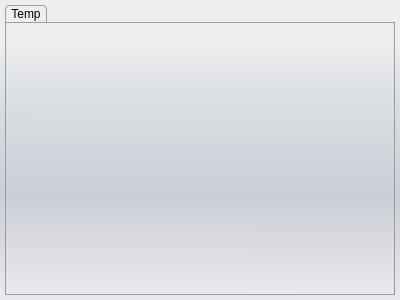
realXtend/tundra, file UiModule/ui/SettingsWidget.ui: the form before one commit.
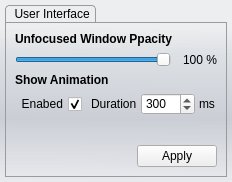
The form after the commit.

Commit message: UI Candy: * New default settings tab for User Interface * Can adjust the transparency of unfocused windows in scene * Can adjust show fade in animation duration in milliseconds, also for convenience a checkbox if animations are enabled * Set new values to what you like and hit apply. Results will be immediate.

Patch:
```diff
--- a/UiModule/ui/SettingsWidget.ui
+++ b/UiModule/ui/SettingsWidget.ui
@@ -6,8 +6,8 @@
    <rect>
     <x>0</x>
     <y>0</y>
-    <width>400</width>
-    <height>300</height>
+    <width>215</width>
+    <height>182</height>
    </rect>
   </property>
   <property name="windowTitle">
@@ -106,8 +106,181 @@
         </property>
         <widget class="QWidget" name="tab">
          <attribute name="title">
-          <string>Temp</string>
+          <string> User Interface</string>
          </attribute>
+         <layout class="QVBoxLayout" name="verticalLayout_3">
+          <item>
+           <widget class="QLabel" name="label">
+            <property name="font">
+             <font>
+              <weight>75</weight>
+              <bold>true</bold>
+             </font>
+            </property>
+            <property name="text">
+             <string>Unfocused Window Ppacity</string>
+            </property>
+           </widget>
+          </item>
+          <item>
+           <layout class="QHBoxLayout" name="horizontalLayout">
+            <item>
+             <widget class="QSlider" name="opacitySlider">
+              <property name="maximum">
+               <number>100</number>
+              </property>
+              <property name="value">
+               <number>100</number>
+              </property>
+              <property name="orientation">
+               <enum>Qt::Horizontal</enum>
+              </property>
+              <property name="tickPosition">
+               <enum>QSlider::NoTicks</enum>
+              </property>
+              <property name="tickInterval">
+               <number>1</number>
+              </property>
+             </widget>
+            </item>
+            <item>
+             <widget class="QLabel" name="opacityValueLabel">
+              <property name="minimumSize">
+               <size>
+                <width>40</width>
+                <height>0</height>
+               </size>
+              </property>
+              <property name="text">
+               <string>100 %</string>
+              </property>
+              <property name="alignment">
+               <set>Qt::AlignRight|Qt::AlignTrailing|Qt::AlignVCenter</set>
+              </property>
+             </widget>
+            </item>
+           </layout>
+          </item>
+          <item>
+           <widget class="QLabel" name="label_3">
+            <property name="font">
+             <font>
+              <weight>75</weight>
+              <bold>true</bold>
+             </font>
+            </property>
+            <property name="text">
+             <string>Show Animation</string>
+            </property>
+           </widget>
+          </item>
+          <item>
+           <layout class="QHBoxLayout" name="horizontalLayout_4"/>
+          </item>
+          <item>
+           <layout class="QHBoxLayout" name="horizontalLayout_2">
+            <property name="spacing">
+             <number>4</number>
+            </property>
+            <item>
+             <widget class="QCheckBox" name="animationEnabledCheckBox">
+              <property name="sizePolicy">
+               <sizepolicy hsizetype="Minimum" vsizetype="Preferred">
+                <horstretch>0</horstretch>
+                <verstretch>0</verstretch>
+               </sizepolicy>
+              </property>
+              <property name="layoutDirection">
+               <enum>Qt::RightToLeft</enum>
+              </property>
+              <property name="text">
+               <string>Enabed</string>
+              </property>
+              <property name="checked">
+               <bool>true</bool>
+              </property>
+             </widget>
+            </item>
+            <item>
+             <widget class="QLabel" name="label_2">
+              <property name="text">
+               <string>Duration</string>
+              </property>
+              <property name="indent">
+               <number>5</number>
+              </property>
+             </widget>
+            </item>
+            <item>
+             <widget class="QSpinBox" name="showAnimationSpinBox">
+              <property name="maximum">
+               <number>5000</number>
+              </property>
+              <property name="value">
+               <number>300</number>
+              </property>
+             </widget>
+            </item>
+            <item>
+             <widget class="QLabel" name="label_4">
+              <property name="text">
+               <string>ms</string>
+              </property>
+             </widget>
+            </item>
+            <item>
+             <spacer name="horizontalSpacer">
+              <property name="orientation">
+               <enum>Qt::Horizontal</enum>
+              </property>
+              <property name="sizeHint" stdset="0">
+               <size>
+                <width>40</width>
+                <height>20</height>
+               </size>
+              </property>
+             </spacer>
+            </item>
+           </layout>
+          </item>
+          <item>
+           <spacer name="verticalSpacer">
+            <property name="orientation">
+             <enum>Qt::Vertical</enum>
+            </property>
+            <property name="sizeHint" stdset="0">
+             <size>
+              <width>20</width>
+              <height>40</height>
+             </size>
+            </property>
+           </spacer>
+          </item>
+          <item>
+           <layout class="QHBoxLayout" name="horizontalLayout_3">
+            <item>
+             <spacer name="horizontalSpacer_2">
+              <property name="orientation">
+               <enum>Qt::Horizontal</enum>
+              </property>
+              <property name="sizeHint" stdset="0">
+               <size>
+                <width>40</width>
+                <height>20</height>
+               </size>
+              </property>
+             </spacer>
+            </item>
+            <item>
+             <widget class="QPushButton" name="applyPushButton">
+              <property name="text">
+               <string>Apply</string>
+              </property>
+             </widget>
+            </item>
+           </layout>
+          </item>
+         </layout>
         </widget>
        </widget>
       </item>
```
The commit also changes 9 other files.
